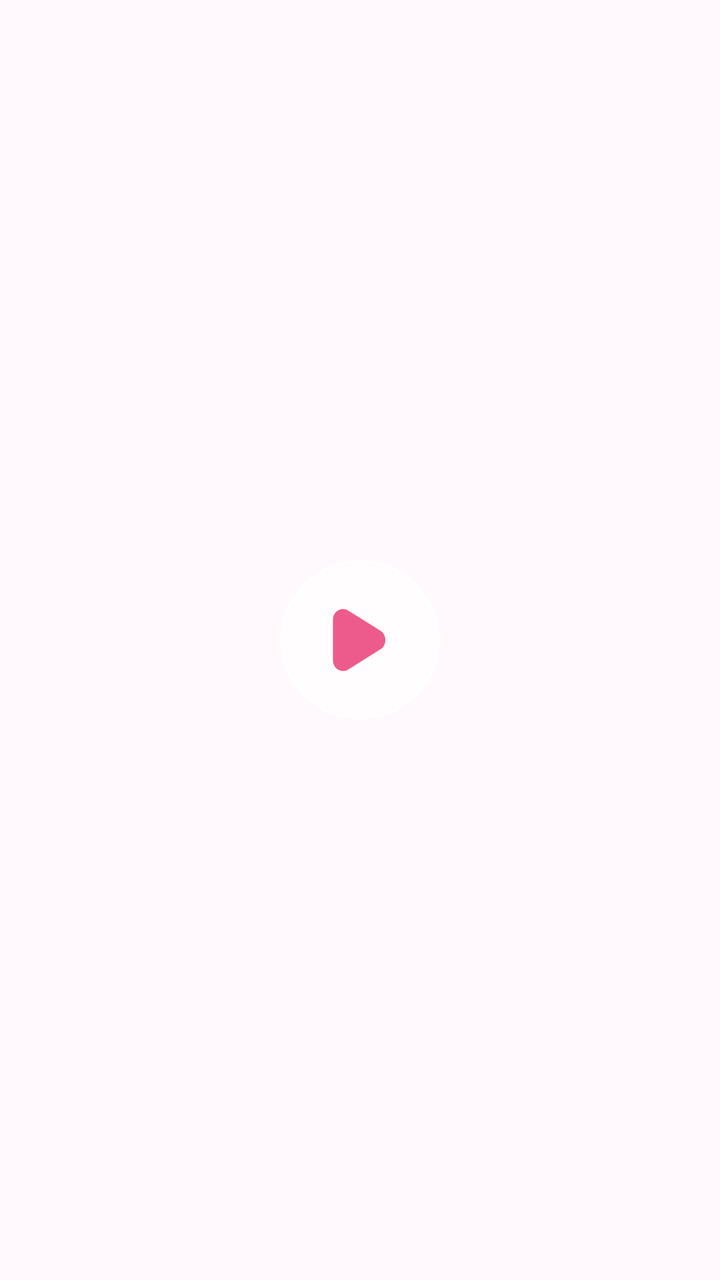
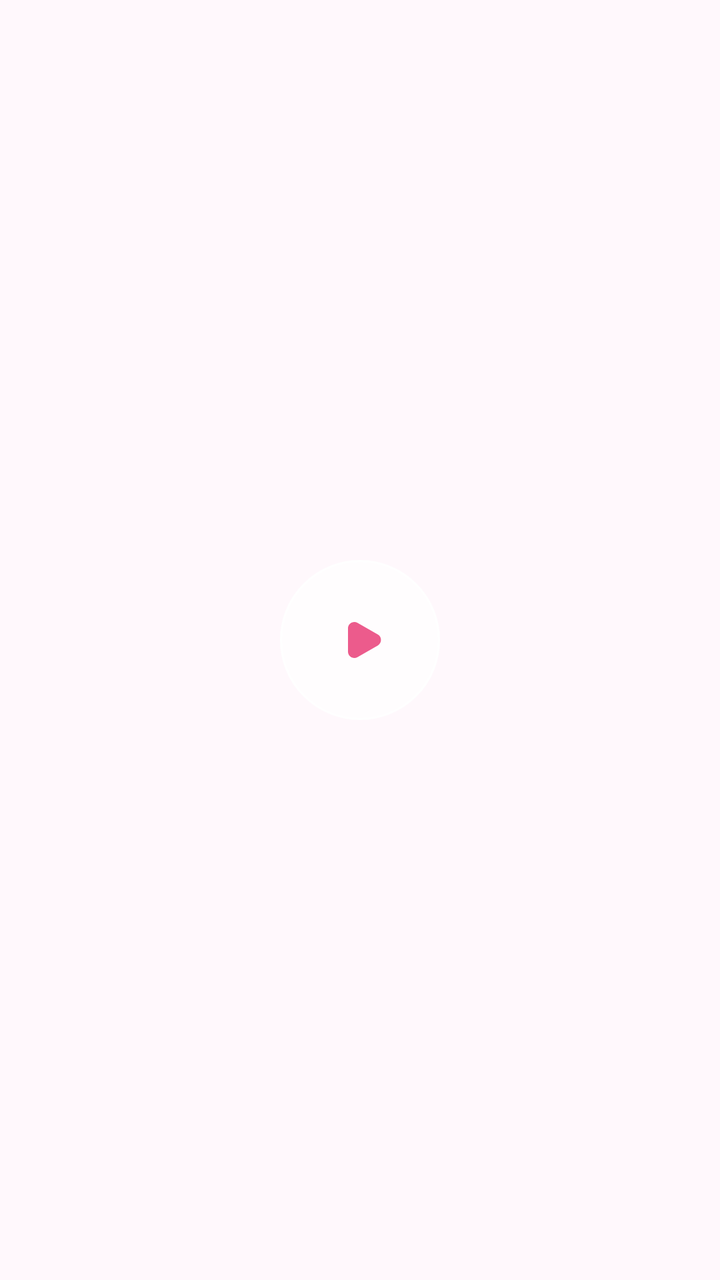

Compare the two renders of this Android layout. The source of the first and the diff that turns it into the second are given below.
<!-- AndroidManifest.xml: application theme Theme.CuteWallpaper -->
<!-- res/layout/item_wallpaper_detail.xml -->
<?xml version="1.0" encoding="utf-8"?>
<com.google.android.material.card.MaterialCardView xmlns:android="http://schemas.android.com/apk/res/android"
    xmlns:app="http://schemas.android.com/apk/res-auto"
    android:layout_width="match_parent"
    android:layout_height="match_parent"
    android:clipToOutline="true"
    app:cardBackgroundColor="@android:color/transparent"
    app:cardCornerRadius="23dp"
    app:cardElevation="0dp"
    app:cardUseCompatPadding="false">

    <FrameLayout
        android:layout_width="match_parent"
        android:layout_height="match_parent">

        <ImageView
            android:id="@+id/wallpaperImage"
            android:layout_width="match_parent"
            android:layout_height="match_parent"
            android:importantForAccessibility="no"
            android:scaleType="centerCrop" />

        <ImageView
            android:id="@+id/gifPreview"
            android:layout_width="match_parent"
            android:layout_height="match_parent"
            android:importantForAccessibility="no"
            android:scaleType="centerCrop"
            android:visibility="gone" />

        <androidx.media3.ui.PlayerView
            android:id="@+id/videoPreview"
            android:layout_width="match_parent"
            android:layout_height="match_parent"
            android:visibility="gone"
            app:resize_mode="zoom"
            app:show_buffering="when_playing"
            app:surface_type="texture_view"
            app:use_controller="false" />

        <ImageView
            android:id="@+id/btnPlay"
            android:layout_width="80dp"
            android:layout_height="80dp"
            android:layout_gravity="center"
            android:background="@drawable/bg_detail_secondary_action"
            android:clickable="true"
            android:elevation="3dp"
            android:focusable="true"
            android:foreground="?attr/selectableItemBackgroundBorderless"
            android:padding="22dp"
            android:src="@drawable/ic_play" />
    </FrameLayout>
</com.google.android.material.card.MaterialCardView>
<!-- resources referenced by this layout -->
<resources>
  <!-- drawable bg_detail_secondary_action (drawable) -->
  <?xml version="1.0" encoding="utf-8"?>
  <shape xmlns:android="http://schemas.android.com/apk/res/android"
      android:shape="oval">
      <solid android:color="@color/alpha_light_80" />
      <stroke
          android:width="1dp"
          android:color="@color/neutral_0" />
  </shape>
  <!-- drawable ic_play (drawable) -->
  <vector xmlns:android="http://schemas.android.com/apk/res/android"
      android:width="28dp"
      android:height="30dp"
      android:viewportWidth="32"
      android:viewportHeight="32">
  
    <group
        android:scaleX="0.92"
        android:scaleY="0.92"
        android:translateX="3.0"
        android:translateY="2.2">
  
      <path
          android:fillColor="#EC5B8C"
          android:pathData="M0,14.997V5.253C0,1.216 4.371,-1.31 7.863,0.712L16.307,5.587L24.75,10.462C28.248,12.477 28.248,17.528 24.75,19.544L16.307,24.419L7.863,29.294C4.371,31.304 0,28.784 0,24.747V14.997Z" />
    </group>
  
  </vector>
  <style name="Theme.CuteWallpaper" parent="Theme.MaterialComponents.DayNight.NoActionBar">
          <item name="colorPrimary">@color/primary</item>
          <item name="colorPrimaryVariant">@color/primary_dark</item>
          <item name="colorOnPrimary">@color/on_primary</item>
          <item name="colorSecondary">@color/primary</item>
          <item name="colorOnSecondary">@color/on_primary</item>
          <item name="android:windowBackground">@color/background</item>
      </style>
  <color name="alpha_light_80">#CCFFFFFF</color>
  <color name="neutral_0">#FFFFFF</color>
  <color name="primary">#F72B85</color>
  <color name="primary_dark">#D81B70</color>
  <color name="on_primary">#FFFFFF</color>
  <color name="background">#FFF8FC</color>
</resources>

<!-- the commit's change to res/layout/item_wallpaper_detail.xml (unified diff, before → after) -->
@@ -42,13 +42,12 @@
             android:id="@+id/btnPlay"
             android:layout_width="80dp"
             android:layout_height="80dp"
+            android:scaleType="fitXY"
             android:layout_gravity="center"
-            android:background="@drawable/bg_detail_secondary_action"
             android:clickable="true"
             android:elevation="3dp"
             android:focusable="true"
             android:foreground="?attr/selectableItemBackgroundBorderless"
-            android:padding="22dp"
-            android:src="@drawable/ic_play" />
+            android:src="@drawable/ic_play_secondary_action_large" />
     </FrameLayout>
 </com.google.android.material.card.MaterialCardView>
<!-- resource entries referenced after the edit -->
@@ -1,32 +1,25 @@
 <!-- resources referenced by this layout -->
 <resources>
-  <!-- drawable bg_detail_secondary_action (drawable) -->
+  <!-- drawable ic_play_secondary_action_large (drawable) -->
   <?xml version="1.0" encoding="utf-8"?>
-  <shape xmlns:android="http://schemas.android.com/apk/res/android"
-      android:shape="oval">
-      <solid android:color="@color/alpha_light_80" />
-      <stroke
-          android:width="1dp"
-          android:color="@color/neutral_0" />
-  </shape>
+  <layer-list xmlns:android="http://schemas.android.com/apk/res/android">
+      <item android:drawable="@drawable/bg_action_secondary" />
+      <item
+          android:left="22dp"
+          android:top="22dp"
+          android:right="22dp"
+          android:bottom="22dp"
+          android:drawable="@drawable/ic_play" />
+  </layer-list>
   <!-- drawable ic_play (drawable) -->
   <vector xmlns:android="http://schemas.android.com/apk/res/android"
-      android:width="28dp"
-      android:height="30dp"
-      android:viewportWidth="32"
-      android:viewportHeight="32">
-  
-    <group
-        android:scaleX="0.92"
-        android:scaleY="0.92"
-        android:translateX="3.0"
-        android:translateY="2.2">
-  
+      android:width="24dp"
+      android:height="24dp"
+      android:viewportWidth="24"
+      android:viewportHeight="24">
       <path
-          android:fillColor="#EC5B8C"
-          android:pathData="M0,14.997V5.253C0,1.216 4.371,-1.31 7.863,0.712L16.307,5.587L24.75,10.462C28.248,12.477 28.248,17.528 24.75,19.544L16.307,24.419L7.863,29.294C4.371,31.304 0,28.784 0,24.747V14.997Z" />
-    </group>
-  
+          android:fillColor="@color/primary_500"
+          android:pathData="M8,11.999V8.101C8,6.486 9.757,5.476 11.16,6.285L14.553,8.235L17.946,10.185C19.351,10.991 19.351,13.011 17.946,13.818L14.553,15.768L11.16,17.718C9.757,18.521 8,17.514 8,15.899V11.999Z" />
   </vector>
   <style name="Theme.CuteWallpaper" parent="Theme.MaterialComponents.DayNight.NoActionBar">
           <item name="colorPrimary">@color/primary</item>
@@ -36,8 +29,18 @@
           <item name="colorOnSecondary">@color/on_primary</item>
           <item name="android:windowBackground">@color/background</item>
       </style>
+  <!-- drawable bg_action_secondary (drawable) -->
+  <?xml version="1.0" encoding="utf-8"?>
+  <shape xmlns:android="http://schemas.android.com/apk/res/android"
+      android:shape="oval">
+      <solid android:color="@color/alpha_light_80" />
+      <stroke
+          android:width="1dp"
+          android:color="@color/neutral_0" />
+  </shape>
   <color name="alpha_light_80">#CCFFFFFF</color>
   <color name="neutral_0">#FFFFFF</color>
+  <color name="primary_500">#EC5B8C</color>
   <color name="primary">#F72B85</color>
   <color name="primary_dark">#D81B70</color>
   <color name="on_primary">#FFFFFF</color>
